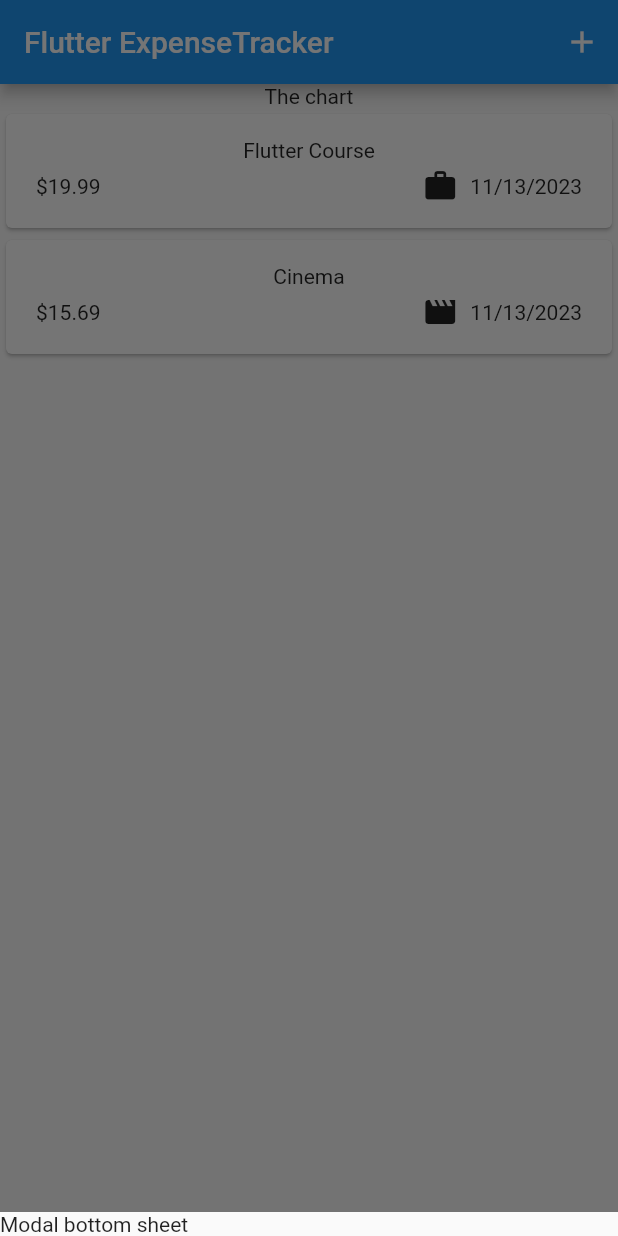
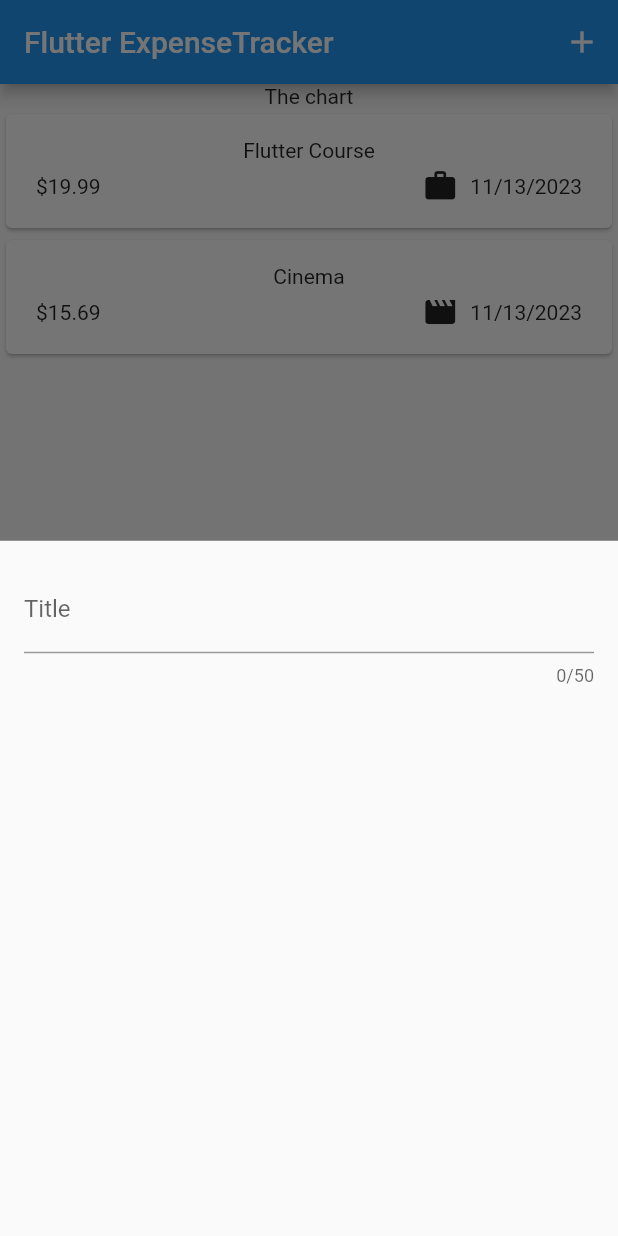
Before and after one commit to barefoot1423/expense_tracker, a Flutter app: the screen it shows after launch, after a tap on the "add" icon, on a phone screen of 412 x 824 dp. Run offline on Flutter 3.47's test engine with Material 2 defaults, Android fonts, the phone set to English and light mode, and no system bars.

Commit message:
commit lecture 107

```diff
--- /dev/null
+++ b/lib/widgets/New_expense.dart
@@ -0,0 +1,27 @@
+import 'package:flutter/material.dart';
+
+class NewExpense extends StatefulWidget {
+  const NewExpense({super.key});
+
+  @override
+  State<NewExpense> createState() {
+    return _NewExpenseState();
+  }
+}
+
+class _NewExpenseState extends State<NewExpense> {
+  @override
+  Widget build(BuildContext context) {
+    return Padding(
+      padding: const EdgeInsets.all(16),
+      child: Column(
+        children: [
+          TextField(
+            maxLength: 50,
+            decoration: InputDecoration(label: Text('Title')),
+          ),
+        ],
+      ),
+    );
+  }
+}
--- a/lib/widgets/expenses.dart
+++ b/lib/widgets/expenses.dart
@@ -1,4 +1,5 @@
 import 'package:expense_tracker/models/expense.dart';
+import 'package:expense_tracker/widgets/New_expense.dart';
 import 'package:expense_tracker/widgets/expense_list/expenses_list.dart';
 import 'package:flutter/material.dart';
 
@@ -30,7 +31,7 @@ class _ExpensesState extends State<Expenses> {
   void _openAddExpenseOverlay() {
     showModalBottomSheet(
       context: context,
-      builder: (ctx) => Text('Modal bottom sheet'),
+      builder: (ctx) => const NewExpense(),
     );
   }
 
```
